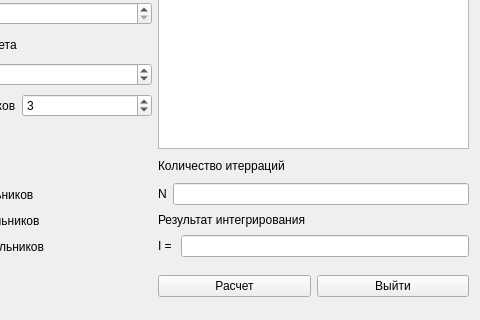
Qt form formintegral.ui (igorternyuk/TeScientificCalculator) before a commit; both pictures show x 170 to 650 and y 100 to 420 of the 650 by 420 pixel window.
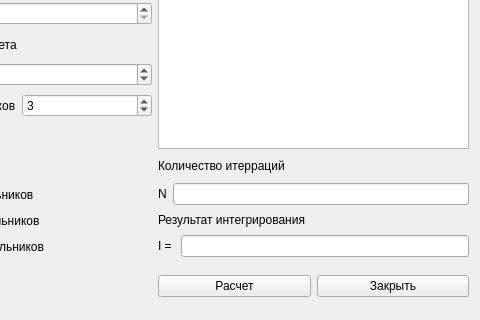
The same form after that commit.

```diff
--- a/formintegral.ui
+++ b/formintegral.ui
@@ -263,7 +263,7 @@
        <item row="0" column="1">
         <widget class="QPushButton" name="pushButtonClose">
          <property name="text">
-          <string>Выйти</string>
+          <string>Закрыть</string>
          </property>
         </widget>
        </item>
```
